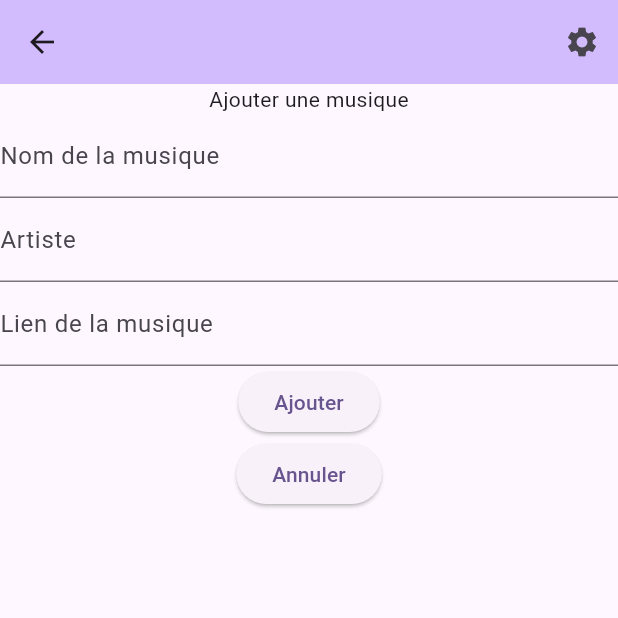
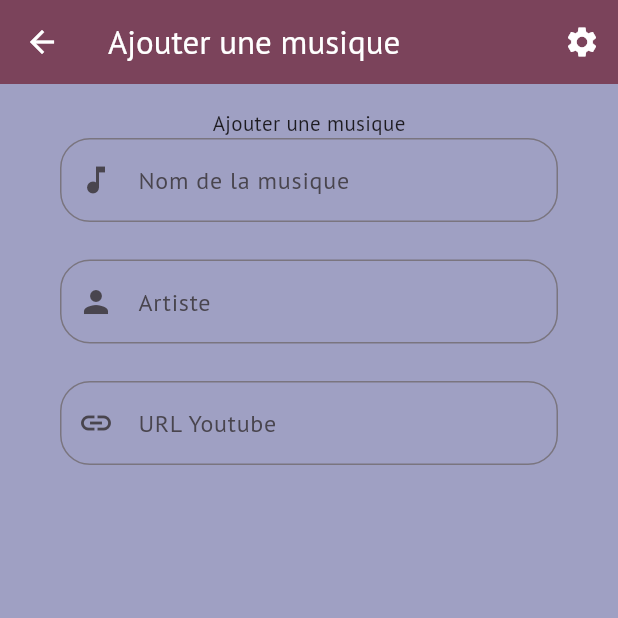
Before and after one commit to KilianBrd/CeKeTuVe, a Flutter app: the MyHomePage screen opened by its route, after a tap on "Ajouter une musique", on a phone screen of 412 x 824 dp, the top half of it. Run offline on Flutter 3.47's test engine with Material 3 defaults, Android fonts, the phone set to English and light mode, and no system bars; our stand-ins replace audioplayers, cloud_firestore, firebase_auth, firebase_core, google_fonts, shared_preferences; missing offline and left inert: youtube_explode_dart; accounts and stored records are empty.

Commit message:
- Style du logiciel.

```diff
--- a/lib/main.dart
+++ b/lib/main.dart
@@ -6,6 +6,7 @@ import 'package:cequejeveux/pages/settings/settings.dart';
 import 'package:firebase_auth/firebase_auth.dart';
 import 'package:firebase_core/firebase_core.dart';
 import 'package:flutter/material.dart';
+import 'package:google_fonts/google_fonts.dart';
 import 'package:shared_preferences/shared_preferences.dart';
 import 'firebase_options.dart';
 
@@ -73,6 +74,7 @@ class _MyAppState extends State<MyApp> {
       },
       title: 'YouTube Audio Player',
       theme: ThemeData(
+        textTheme: GoogleFonts.ptSansTextTheme(),
         colorScheme: ColorScheme.fromSeed(seedColor: Colors.deepPurple),
         useMaterial3: true,
       ),
--- a/lib/pages/musics/addMusics.dart
+++ b/lib/pages/musics/addMusics.dart
@@ -1,5 +1,7 @@
 import 'package:cequejeveux/Model/music.dart';
+import 'package:cequejeveux/tools.dart';
 import 'package:cequejeveux/widget/PageTemplate.dart';
+import 'package:cequejeveux/widget/form/textFieldMusic.dart';
 import 'package:flutter/material.dart';
 import 'package:shared_preferences/shared_preferences.dart';
 
@@ -32,28 +34,38 @@ class _AddMusicPageState extends State<AddMusicPage> {
   @override
   Widget build(BuildContext context) {
     return PageTemplate(
-      body: Column(
+      title: 'Ajouter une musique',
+      backgroundColor: color3,
+      body: Padding(
+        padding: EdgeInsets.symmetric(vertical: 16, horizontal: 40),
+        child: Column(
           children: [
             Text('Ajouter une musique'),
-          TextField(
+            TextFieldMusic(
+              icon: Icon(Icons.music_note),
               controller: _musicName,
-            decoration: InputDecoration(
-              labelText: 'Nom de la musique',
+              hintText: 'Nom de la musique',
             ),
+            spacingM,
+            TextFieldMusic(
+              icon: Icon(Icons.person),
+              controller: _musicArtist,
+              hintText: 'Artiste',
             ),
-          TextField(
-            controller: _musicArtist,
-            decoration: InputDecoration(
-              labelText: 'Artiste',
+            spacingM,
+            TextFieldMusic(
+              icon: Icon(Icons.link),
+              controller: _musicUrl,
+              hintText: 'URL Youtube',
             ),
-          ),
-          TextField(
-            controller: _musicUrl,
-            decoration: InputDecoration(
-              labelText: 'Lien de la musique',
-            ),
-          ),
-          ElevatedButton(
+            spacingM,
+            Container(
+              height: 50,
+              padding: EdgeInsets.symmetric(horizontal: 500),
+              width: double.infinity,
+              child: ElevatedButton(
+                style: ButtonStyle(
+                    backgroundColor: WidgetStatePropertyAll(Colors.black)),
                 onPressed: () {
                   Song newSong = Song(
                       userId: userId,
@@ -61,16 +73,32 @@ class _AddMusicPageState extends State<AddMusicPage> {
                       artist: _musicArtist.text,
                       URL: _musicUrl.text);
                   newSong.addToFirebase();
+                  showToast(context, 'Musique ajoutée !');
                 },
-            child: Text('Ajouter'),
+                child: Text(
+                  'Ajouter',
+                  style: TextStyle(color: Colors.white, fontSize: 16),
                 ),
-          ElevatedButton(
+              ),
+            ),
+            spacingsM,
+            Container(
+              padding: EdgeInsets.symmetric(horizontal: 500),
+              width: double.infinity,
+              child: ElevatedButton(
+                style: ButtonStyle(
+                    backgroundColor: WidgetStatePropertyAll(Colors.red)),
                 onPressed: () {
                   Navigator.pop(context);
                 },
-            child: Text('Annuler'),
+                child: Text(
+                  'Annuler',
+                  style: TextStyle(color: Colors.white),
+                ),
+              ),
             )
           ],
+        ),
       ),
     );
   }
--- a/lib/pages/musics/home.dart
+++ b/lib/pages/musics/home.dart
@@ -6,6 +6,7 @@ import 'package:audioplayers/audioplayers.dart';
 import 'package:cequejeveux/Model/music.dart';
 import 'package:cequejeveux/pages/login/signup.dart';
 import 'package:cequejeveux/pages/musics/addMusics.dart';
+import 'package:cequejeveux/tools.dart';
 import 'package:cequejeveux/widget/PageTemplate.dart';
 import 'package:cloud_firestore/cloud_firestore.dart';
 import 'package:flutter/material.dart';
@@ -153,14 +154,18 @@ class _MyHomePageState extends State<MyHomePage> {
   @override
   Widget build(BuildContext context) {
     return PageTemplate(
+      backgroundColor: Color(0xFF9FA0C3),
       title: widget.title,
       body: Center(
         child: Column(
           mainAxisAlignment: MainAxisAlignment.center,
           children: <Widget>[
             TextButton(
+              style: TextButton.styleFrom(
+                foregroundColor: Colors.white,
+                backgroundColor: color4,
+              ),
               onPressed: () {
-                // Navigate to the MusicsPage when the image is tapped
                 Navigator.push(
                   context,
                   MaterialPageRoute(builder: (context) => AddMusicPage()),
@@ -180,7 +185,7 @@ class _MyHomePageState extends State<MyHomePage> {
                 padding: const EdgeInsets.symmetric(horizontal: 20),
                 child: Text(
                   "URL en cours : $_currentVideoUrl",
-                  style: TextStyle(fontSize: 12, color: Colors.grey),
+                  style: TextStyle(fontSize: 14, color: Colors.black),
                   textAlign: TextAlign.center,
                 ),
               ),
@@ -199,9 +204,14 @@ class _MyHomePageState extends State<MyHomePage> {
               children: [
                 ElevatedButton.icon(
                   onPressed: _isPlaying ? stopAudio : () => buttonPlayAction(),
-                  icon: Icon(_isPlaying ? Icons.stop : Icons.play_arrow),
-                  label: Text(_isPlaying ? "Stop" : "Play Audio"),
+                  icon: Icon(
+                    _isPlaying ? Icons.stop : Icons.play_arrow,
+                    color: Colors.white,
+                  ),
+                  label: Text(_isPlaying ? "Stop" : "Lancer la musique"),
                   style: ElevatedButton.styleFrom(
+                    backgroundColor: Color(0xFF8B687F),
+                    foregroundColor: Colors.white,
                     padding: EdgeInsets.symmetric(horizontal: 24, vertical: 12),
                   ),
                 ),
--- /dev/null
+++ b/lib/tools.dart
@@ -0,0 +1,24 @@
+import 'dart:ui';
+
+import 'package:flutter/material.dart';
+
+Color color1 = Color(0xFFBCF8EC);
+Color color2 = Color(0xFFAED9E0);
+Color color3 = Color(0xFF9FA0C3);
+Color color4 = Color(0xFF8B687F);
+Color color5 = Color(0xFF7B435B);
+
+SizedBox spacingXS = SizedBox(height: 5);
+SizedBox spacingS = SizedBox(height: 10);
+SizedBox spacingsM = SizedBox(height: 20);
+SizedBox spacingM = SizedBox(height: 25);
+SizedBox spacingL = SizedBox(height: 35);
+SizedBox spacingXL = SizedBox(height: 40);
+SizedBox spacingXXL = SizedBox(height: 50);
+
+showToast(BuildContext context, String text) {
+  ScaffoldMessenger.of(context).showSnackBar(SnackBar(
+    content: Text(text),
+    duration: Duration(seconds: 2),
+  ));
+}
--- a/lib/widget/PageTemplate.dart
+++ b/lib/widget/PageTemplate.dart
@@ -5,8 +5,13 @@ import 'package:shared_preferences/shared_preferences.dart';
 class PageTemplate extends StatefulWidget {
   Widget body;
   String title = '';
+  Color backgroundColor;
 
-  PageTemplate({super.key, required this.body, this.title = ''});
+  PageTemplate(
+      {super.key,
+      required this.body,
+      this.title = '',
+      this.backgroundColor = Colors.white});
 
   @override
   State<PageTemplate> createState() => _PageTemplateState();
@@ -31,10 +36,15 @@ class _PageTemplateState extends State<PageTemplate> {
   @override
   Widget build(BuildContext context) {
     return Scaffold(
+        backgroundColor: widget.backgroundColor,
         appBar: AppBar(
+          foregroundColor: Colors.white,
           actions: [
             IconButton(
-              icon: Icon(Icons.settings),
+              icon: Icon(
+                Icons.settings,
+                color: Colors.white,
+              ),
               onPressed: () {
                 Navigator.pushNamed(context, '/settings');
               },
@@ -48,10 +58,13 @@ class _PageTemplateState extends State<PageTemplate> {
                     Navigator.pushNamedAndRemoveUntil(
                         context, '/register', (r) => false);
                   },
-                  child: Text('Se déconnecter'))
+                  child: Text(
+                    'Se déconnecter',
+                    style: TextStyle(color: Colors.white),
+                  ))
           ],
           title: Text(widget.title),
-          backgroundColor: Theme.of(context).colorScheme.inversePrimary,
+          backgroundColor: Color(0xFF7B435B),
         ),
         body: widget.body);
   }
--- /dev/null
+++ b/lib/widget/form/textFieldMusic.dart
@@ -0,0 +1,34 @@
+import 'package:flutter/material.dart';
+
+class TextFieldMusic extends StatefulWidget {
+  TextEditingController controller;
+  String hintText;
+  Icon icon = Icon(Icons.search);
+  TextFieldMusic(
+      {super.key,
+      required this.controller,
+      this.hintText = '',
+      required this.icon});
+
+  @override
+  State<TextFieldMusic> createState() => _TextFieldMusicState();
+}
+
+class _TextFieldMusicState extends State<TextFieldMusic> {
+  @override
+  Widget build(BuildContext context) {
+    return Container(
+      width: double.infinity,
+      child: TextField(
+        controller: widget.controller,
+        decoration: InputDecoration(
+          hintText: widget.hintText,
+          prefixIcon: widget.icon,
+          border: OutlineInputBorder(
+            borderRadius: BorderRadius.circular(20),
+          ),
+        ),
+      ),
+    );
+  }
+}
--- a/pubspec.yaml
+++ b/pubspec.yaml
@@ -44,6 +44,7 @@ dependencies:
   video_player: ^2.9.3
   youtube_player_flutter: ^9.1.1
   flutter_inappwebview: ^6.1.5
+  google_fonts: ^6.2.1
 
 dev_dependencies:
   flutter_test:
```
Also changed, not shown: pubspec.lock, 3 other files. Lines whose indentation alone changed are shown as unchanged.
